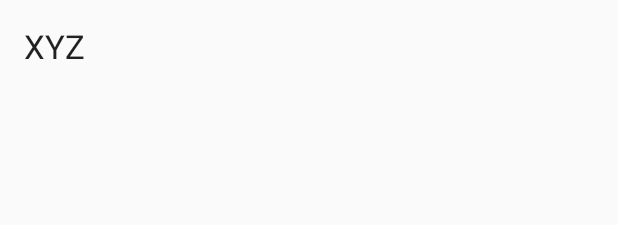
After one commit to ttingt/thesexydriver, an Android app: the layout activity_accelerometer_test.xml on its own in the app's theme, with its tools: preview values and no code run, on a phone screen of 412 x 824 dp. The commit adds this screen. Shown: the top 225 px of the screen. Run offline under Robolectric (Android 15) with nearby library versions, the light colour scheme and no system bars.

Commit message:
Initial accelerometer class test

```diff
--- /dev/null
+++ b/app/src/main/res/layout/activity_accelerometer_test.xml
@@ -0,0 +1,19 @@
+<RelativeLayout xmlns:android="http://schemas.android.com/apk/res/android"
+    xmlns:tools="http://schemas.android.com/tools" android:layout_width="match_parent"
+    android:layout_height="match_parent" android:paddingLeft="@dimen/activity_horizontal_margin"
+    android:paddingRight="@dimen/activity_horizontal_margin"
+    android:paddingTop="@dimen/activity_vertical_margin"
+    android:paddingBottom="@dimen/activity_vertical_margin"
+    tools:context="com.costbear.android.thesexydriver.AccelerometerTestActivity">
+
+    <TextView
+        android:id="@+id/acceleration_xyz_textView"
+        android:layout_width="wrap_content"
+        android:layout_height="wrap_content"
+        android:textAppearance="?android:attr/textAppearanceLarge"
+        android:text="XYZ"
+        android:layout_alignParentTop="true"
+        android:layout_alignParentLeft="true"
+        android:layout_alignParentStart="true" />
+
+</RelativeLayout>
--- a/app/src/main/res/values/strings.xml
+++ b/app/src/main/res/values/strings.xml
@@ -4,5 +4,6 @@
     <string name="app_name">TheSexyDriver</string>
     <string name="hello_world">Hello world!</string>
     <string name="action_settings">Settings</string>
+    <string name="title_activity_accelerometer_test">AccelerometerTestActivity</string>
 
 </resources>
```
Also changed, not shown: app/src/main/AndroidManifest.xml (+9 -0 lines), app/src/main/java/com/costbear/android/thesexydriver/AccelerometerTestActivity.java (added, +64 -0 lines), app/src/main/res/menu/menu_accelerometer_test.xml (added, +7 -0 lines), 2 other files.
